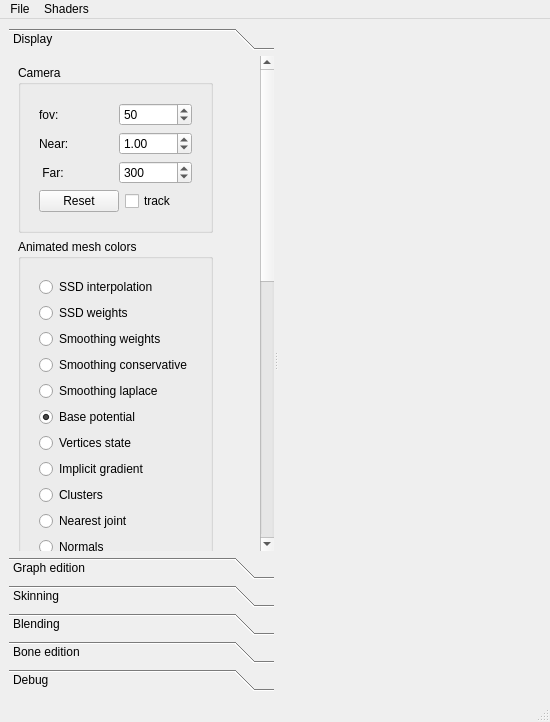
zewt/maya-implicit-skinning, file include/qt_gui/SKIN/main_window_skin.ui: the form before one commit.
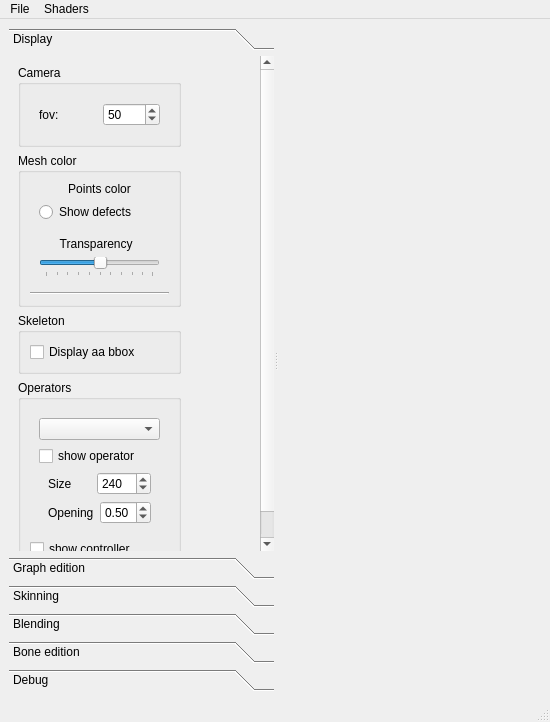
The form after the commit.

Diff of the .ui file:
```diff
--- a/include/qt_gui/SKIN/main_window_skin.ui
+++ b/include/qt_gui/SKIN/main_window_skin.ui
@@ -124,304 +124,6 @@
                      </layout>
                     </widget>
                    </item>
-                   <item>
-                    <widget class="QWidget" name="widget_27" native="true">
-                     <layout class="QHBoxLayout" name="horizontalLayout_33">
-                      <property name="topMargin">
-                       <number>0</number>
-                      </property>
-                      <property name="bottomMargin">
-                       <number>0</number>
-                      </property>
-                      <item>
-                       <widget class="QLabel" name="lbl_near_plane">
-                        <property name="text">
-                         <string>Near: </string>
-                        </property>
-                       </widget>
-                      </item>
-                      <item>
-                       <widget class="QDoubleSpinBox" name="dSpinB_near_plane">
-                        <property name="decimals">
-                         <number>2</number>
-                        </property>
-                        <property name="minimum">
-                         <double>0.010000000000000</double>
-                        </property>
-                        <property name="value">
-                         <double>1.000000000000000</double>
-                        </property>
-                       </widget>
-                      </item>
-                     </layout>
-                    </widget>
-                   </item>
-                   <item>
-                    <widget class="QWidget" name="widget_29" native="true">
-                     <layout class="QHBoxLayout" name="horizontalLayout_35">
-                      <property name="topMargin">
-                       <number>0</number>
-                      </property>
-                      <property name="bottomMargin">
-                       <number>0</number>
-                      </property>
-                      <item>
-                       <widget class="QLabel" name="lbl_far_plane">
-                        <property name="text">
-                         <string> Far: </string>
-                        </property>
-                       </widget>
-                      </item>
-                      <item>
-                       <widget class="QDoubleSpinBox" name="dSpinB_far_plane">
-                        <property name="decimals">
-                         <number>0</number>
-                        </property>
-                        <property name="minimum">
-                         <double>1.000000000000000</double>
-                        </property>
-                        <property name="maximum">
-                         <double>100000.000000000000000</double>
-                        </property>
-                        <property name="singleStep">
-                         <double>10.000000000000000</double>
-                        </property>
-                        <property name="value">
-                         <double>300.000000000000000</double>
-                        </property>
-                       </widget>
-                      </item>
-                     </layout>
-                    </widget>
-                   </item>
-                   <item>
-                    <widget class="QWidget" name="widget_28" native="true">
-                     <layout class="QHBoxLayout" name="horizontalLayout_34">
-                      <property name="topMargin">
-                       <number>0</number>
-                      </property>
-                      <property name="bottomMargin">
-                       <number>0</number>
-                      </property>
-                      <item>
-                       <widget class="QPushButton" name="pushB_reset_camera">
-                        <property name="toolTip">
-                         <string>&lt;html&gt;&lt;head/&gt;&lt;body&gt;&lt;p&gt;Set camera position to orgin and points torwards z.&lt;/p&gt;&lt;/body&gt;&lt;/html&gt;</string>
-                        </property>
-                        <property name="text">
-                         <string>Reset</string>
-                        </property>
-                       </widget>
-                      </item>
-                      <item>
-                       <widget class="QCheckBox" name="checkB_camera_tracking">
-                        <property name="toolTip">
-                         <string>&lt;html&gt;&lt;head/&gt;&lt;body&gt;&lt;p&gt;Track the pivot point&lt;/p&gt;&lt;/body&gt;&lt;/html&gt;</string>
-                        </property>
-                        <property name="text">
-                         <string>track</string>
-                        </property>
-                       </widget>
-                      </item>
-                     </layout>
-                    </widget>
-                   </item>
-                  </layout>
-                 </widget>
-                </item>
-               </layout>
-              </item>
-             </layout>
-            </widget>
-           </item>
-           <item>
-            <widget class="QGroupBox" name="box_animesh_color">
-             <property name="title">
-              <string>Animated mesh colors</string>
-             </property>
-             <layout class="QVBoxLayout" name="verticalLayout_3">
-              <item>
-               <layout class="QVBoxLayout" name="vert_layout_box_mesh">
-                <item>
-                 <widget class="QWidget" name="radio_grp_mesh_color" native="true">
-                  <layout class="QVBoxLayout" name="verticalLayout_6">
-                   <item>
-                    <widget class="QRadioButton" name="ssd_interpolation">
-                     <property name="toolTip">
-                      <string>When vertices are outside the support of the implicit surface we
-interpolate between SSD and implicit skinning. 
-Interpolation weights are shown on the mesh 
-(Red for full SSD yellow for full implicit skinning).</string>
-                     </property>
-                     <property name="statusTip">
-                      <string/>
-                     </property>
-                     <property name="whatsThis">
-                      <string/>
-                     </property>
-                     <property name="accessibleDescription">
-                      <string/>
-                     </property>
-                     <property name="text">
-                      <string>SSD interpolation</string>
-                     </property>
-                    </widget>
-                   </item>
-                   <item>
-                    <widget class="QRadioButton" name="ssd_weights">
-                     <property name="toolTip">
-                      <string>Show ssd weights associated to the vertices for the selected
-joint. No weight is black, nan values are white, null weights are
-yellow and turns red for weights equal to 1.
-</string>
-                     </property>
-                     <property name="text">
-                      <string>SSD weights</string>
-                     </property>
-                    </widget>
-                   </item>
-                   <item>
-                    <widget class="QRadioButton" name="color_smoothing">
-                     <property name="toolTip">
-                      <string>&lt;!DOCTYPE HTML PUBLIC &quot;-//W3C//DTD HTML 4.0//EN&quot; &quot;http://www.w3.org/TR/REC-html40/strict.dtd&quot;&gt;
-&lt;html&gt;&lt;head&gt;&lt;meta name=&quot;qrichtext&quot; content=&quot;1&quot; /&gt;&lt;style type=&quot;text/css&quot;&gt;
-p, li { white-space: pre-wrap; }
-&lt;/style&gt;&lt;/head&gt;&lt;body style=&quot; font-family:'MS Shell Dlg 2'; font-size:8.25pt; font-weight:400; font-style:normal;&quot;&gt;
-&lt;p style=&quot; margin-top:0px; margin-bottom:0px; margin-left:0px; margin-right:0px; -qt-block-indent:0; text-indent:0px;&quot;&gt;&lt;span style=&quot; font-size:8pt;&quot;&gt;Show areas which are candidates to be smooth in red.&lt;/span&gt;&lt;/p&gt;
-&lt;p style=&quot; margin-top:0px; margin-bottom:0px; margin-left:0px; margin-right:0px; -qt-block-indent:0; text-indent:0px;&quot;&gt;&lt;span style=&quot; font-size:8pt;&quot;&gt;To see currently smoothed areas enable &amp;quot;Animated smoothing&amp;quot;&lt;/span&gt;&lt;/p&gt;&lt;/body&gt;&lt;/html&gt;</string>
-                     </property>
-                     <property name="text">
-                      <string>Smoothing weights</string>
-                     </property>
-                    </widget>
-                   </item>
-                   <item>
-                    <widget class="QRadioButton" name="color_smoothing_conservative">
-                     <property name="toolTip">
-                      <string>&lt;!DOCTYPE HTML PUBLIC &quot;-//W3C//DTD HTML 4.0//EN&quot; &quot;http://www.w3.org/TR/REC-html40/strict.dtd&quot;&gt;
-&lt;html&gt;&lt;head&gt;&lt;meta name=&quot;qrichtext&quot; content=&quot;1&quot; /&gt;&lt;style type=&quot;text/css&quot;&gt;
-p, li { white-space: pre-wrap; }
-&lt;/style&gt;&lt;/head&gt;&lt;body style=&quot; font-family:'MS Shell Dlg 2'; font-size:8.25pt; font-weight:400; font-style:normal;&quot;&gt;
-&lt;p style=&quot; margin-top:0px; margin-bottom:0px; margin-left:0px; margin-right:0px; -qt-block-indent:0; text-indent:0px;&quot;&gt;&lt;span style=&quot; font-size:8pt;&quot;&gt;Show smoothed areas in red and the other in yellow.&lt;/span&gt;&lt;/p&gt;
-&lt;p style=&quot; margin-top:0px; margin-bottom:0px; margin-left:0px; margin-right:0px; -qt-block-indent:0; text-indent:0px;&quot;&gt;&lt;span style=&quot; font-size:8pt;&quot;&gt;smoothing occurs only in canditates areas showed with &lt;/span&gt;&lt;/p&gt;
-&lt;p style=&quot; margin-top:0px; margin-bottom:0px; margin-left:0px; margin-right:0px; -qt-block-indent:0; text-indent:0px;&quot;&gt;&lt;span style=&quot; font-size:8pt;&quot;&gt;&amp;quot;Smoothing weights&amp;quot;. Smoothing strength depends on the&lt;/span&gt;&lt;/p&gt;
-&lt;p style=&quot; margin-top:0px; margin-bottom:0px; margin-left:0px; margin-right:0px; -qt-block-indent:0; text-indent:0px;&quot;&gt;&lt;span style=&quot; font-size:8pt;&quot;&gt;bone angle relative to the rest position.&lt;/span&gt;&lt;/p&gt;&lt;/body&gt;&lt;/html&gt;</string>
-                     </property>
-                     <property name="text">
-                      <string>Smoothing conservative</string>
-                     </property>
-                    </widget>
-                   </item>
-                   <item>
-                    <widget class="QRadioButton" name="color_smoothing_laplacian">
-                     <property name="text">
-                      <string>Smoothing laplace</string>
-                     </property>
-                    </widget>
-                   </item>
-                   <item>
-                    <widget class="QRadioButton" name="base_potential">
-                     <property name="toolTip">
-                      <string>Color the mesh according to the potential associated 
-at each vertices. Smooth transition is done through from 
-red to green and then blue. Red is 0,
-green 0.5 and blue 1.
-Nan numbers are painted in white</string>
-                     </property>
-                     <property name="text">
-                      <string>Base potential</string>
-                     </property>
-                     <property name="checked">
-                      <bool>true</bool>
-                     </property>
-                    </widget>
-                   </item>
-                   <item>
-                    <widget class="QRadioButton" name="vertices_state">
-                     <property name="toolTip">
-                      <string>Paint the vertices with different colors depending
-on what condition stopped them during the fitting process.
-Red : colision (gradient divergence)
-Magenta : potential pit (going away from the initial iso-surface)
-Blue : stopped because fitting has reached its maximal number of steps
-Yellow : Vertex already located on th right iso-surface
-Green : Successfully fitted on the initial iso-surface.
-black: gradient norm is null we can't know were to march.</string>
-                     </property>
-                     <property name="text">
-                      <string>Vertices state</string>
-                     </property>
-                    </widget>
-                   </item>
-                   <item>
-                    <widget class="QRadioButton" name="implicit_gradient">
-                     <property name="toolTip">
-                      <string>&lt;!DOCTYPE HTML PUBLIC &quot;-//W3C//DTD HTML 4.0//EN&quot; &quot;http://www.w3.org/TR/REC-html40/strict.dtd&quot;&gt;
-&lt;html&gt;&lt;head&gt;&lt;meta name=&quot;qrichtext&quot; content=&quot;1&quot; /&gt;&lt;style type=&quot;text/css&quot;&gt;
-p, li { white-space: pre-wrap; }
-&lt;/style&gt;&lt;/head&gt;&lt;body style=&quot; font-family:'MS Shell Dlg 2'; font-size:8.25pt; font-weight:400; font-style:normal;&quot;&gt;
-&lt;p style=&quot; margin-top:0px; margin-bottom:0px; margin-left:0px; margin-right:0px; -qt-block-indent:0; text-indent:0px;&quot;&gt;&lt;span style=&quot; font-size:8pt;&quot;&gt;Show the gradient of the implicit primitives at each &lt;/span&gt;&lt;/p&gt;
-&lt;p style=&quot; margin-top:0px; margin-bottom:0px; margin-left:0px; margin-right:0px; -qt-block-indent:0; text-indent:0px;&quot;&gt;&lt;span style=&quot; font-size:8pt;&quot;&gt;mesh vertex.&lt;/span&gt;&lt;/p&gt;
-&lt;p style=&quot; margin-top:0px; margin-bottom:0px; margin-left:0px; margin-right:0px; -qt-block-indent:0; text-indent:0px;&quot;&gt;&lt;span style=&quot; font-size:8pt;&quot;&gt;Nan values are white&lt;/span&gt;&lt;/p&gt;&lt;/body&gt;&lt;/html&gt;</string>
-                     </property>
-                     <property name="text">
-                      <string>Implicit gradient</string>
-                     </property>
-                    </widget>
-                   </item>
-                   <item>
-                    <widget class="QRadioButton" name="cluster">
-                     <property name="toolTip">
-                      <string>Each vertex is colored according to the bone it belongs to.</string>
-                     </property>
-                     <property name="whatsThis">
-                      <string>Gives a color for each bone and their associated vertices</string>
-                     </property>
-                     <property name="text">
-                      <string>Clusters</string>
-                     </property>
-                    </widget>
-                   </item>
-                   <item>
-                    <widget class="QRadioButton" name="color_nearest_joint">
-                     <property name="text">
-                      <string>Nearest joint</string>
-                     </property>
-                    </widget>
-                   </item>
-                   <item>
-                    <widget class="QRadioButton" name="color_normals">
-                     <property name="toolTip">
-                      <string>&lt;!DOCTYPE HTML PUBLIC &quot;-//W3C//DTD HTML 4.0//EN&quot; &quot;http://www.w3.org/TR/REC-html40/strict.dtd&quot;&gt;
-&lt;html&gt;&lt;head&gt;&lt;meta name=&quot;qrichtext&quot; content=&quot;1&quot; /&gt;&lt;style type=&quot;text/css&quot;&gt;
-p, li { white-space: pre-wrap; }
-&lt;/style&gt;&lt;/head&gt;&lt;body style=&quot; font-family:'MS Shell Dlg 2'; font-size:8.25pt; font-weight:400; font-style:normal;&quot;&gt;
-&lt;p style=&quot; margin-top:0px; margin-bottom:0px; margin-left:0px; margin-right:0px; -qt-block-indent:0; text-indent:0px;&quot;&gt;&lt;span style=&quot; font-size:8pt;&quot;&gt;Draw mesh normals (white are nan values)&lt;/span&gt;&lt;/p&gt;&lt;/body&gt;&lt;/html&gt;</string>
-                     </property>
-                     <property name="text">
-                      <string>Normals</string>
-                     </property>
-                    </widget>
-                   </item>
-                   <item>
-                    <widget class="QRadioButton" name="color_grey">
-                     <property name="text">
-                      <string>Uniform grey</string>
-                     </property>
-                    </widget>
-                   </item>
-                  </layout>
-                 </widget>
-                </item>
-                <item>
-                 <widget class="QWidget" name="select_vert_widget" native="true">
-                  <layout class="QHBoxLayout" name="horizontalLayout_25">
-                   <property name="topMargin">
-                    <number>0</number>
-                   </property>
-                   <property name="bottomMargin">
-                    <number>0</number>
-                   </property>
                   </layout>
                  </widget>
                 </item>
@@ -455,20 +157,6 @@
                  <property name="bottomMargin">
                   <number>0</number>
                  </property>
-                 <item>
-                  <widget class="QRadioButton" name="buton_uniform_point_cl">
-                   <property name="toolTip">
-                    <string>Every point has the same color specified in :
-Customize-&gt;Colors-&gt;point color</string>
-                   </property>
-                   <property name="text">
-                    <string>Uniform</string>
-                   </property>
-                   <property name="checked">
-                    <bool>true</bool>
-                   </property>
-                  </widget>
-                 </item>
                  <item>
                   <widget class="QRadioButton" name="button_defects_point_cl">
                    <property name="toolTip">
@@ -521,16 +209,6 @@
                 </property>
                </widget>
               </item>
-              <item>
-               <widget class="QCheckBox" name="wireframe">
-                <property name="text">
-                 <string>Wireframe</string>
-                </property>
-                <property name="checked">
-                 <bool>true</bool>
-                </property>
-               </widget>
-              </item>
              </layout>
             </widget>
            </item>
@@ -540,26 +218,6 @@
               <string>Skeleton</string>
              </property>
              <layout class="QVBoxLayout" name="verticalLayout_12">
-              <item>
-               <widget class="QCheckBox" name="display_skeleton">
-                <property name="text">
-                 <string>Display skeleton</string>
-                </property>
-                <property name="checked">
-                 <bool>true</bool>
-                </property>
-               </widget>
-              </item>
-              <item>
-               <widget class="QCheckBox" name="display_oriented_bbox">
-                <property name="text">
-                 <string>Display oriented bbox</string>
-                </property>
-                <property name="checked">
-                 <bool>false</bool>
-                </property>
-               </widget>
-              </item>
               <item>
                <widget class="QCheckBox" name="checkB_aa_bbox">
                 <property name="text">
@@ -2542,7 +2200,6 @@
      <addaction name="actionSave_ISM"/>
      <addaction name="actionSave_FBX"/>
     </widget>
-    <addaction name="actionLoad_model"/>
     <addaction name="separator"/>
     <addaction name="menuImport"/>
     <addaction name="menuExport"/>
@@ -2594,14 +2251,6 @@
     <string>Save as mesh</string>
    </property>
   </action>
-  <action name="actionLoad_model">
-   <property name="enabled">
-    <bool>true</bool>
-   </property>
-   <property name="text">
-    <string>Load model</string>
-   </property>
-  </action>
   <action name="actionReloadShaders">
    <property name="text">
     <string>Reload</string>
```
